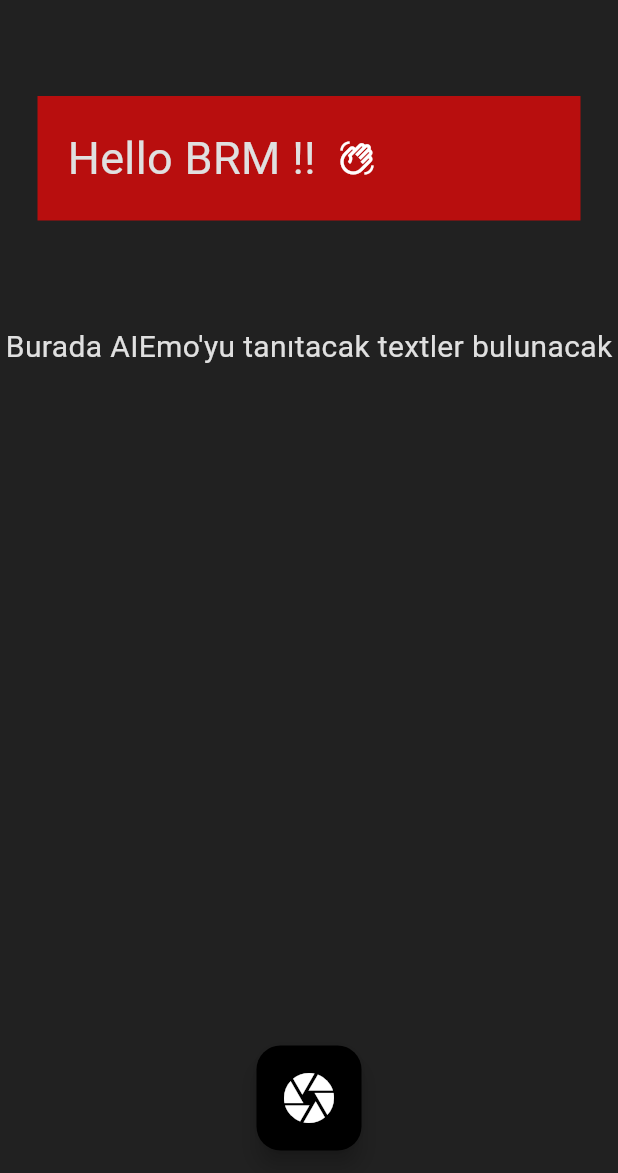
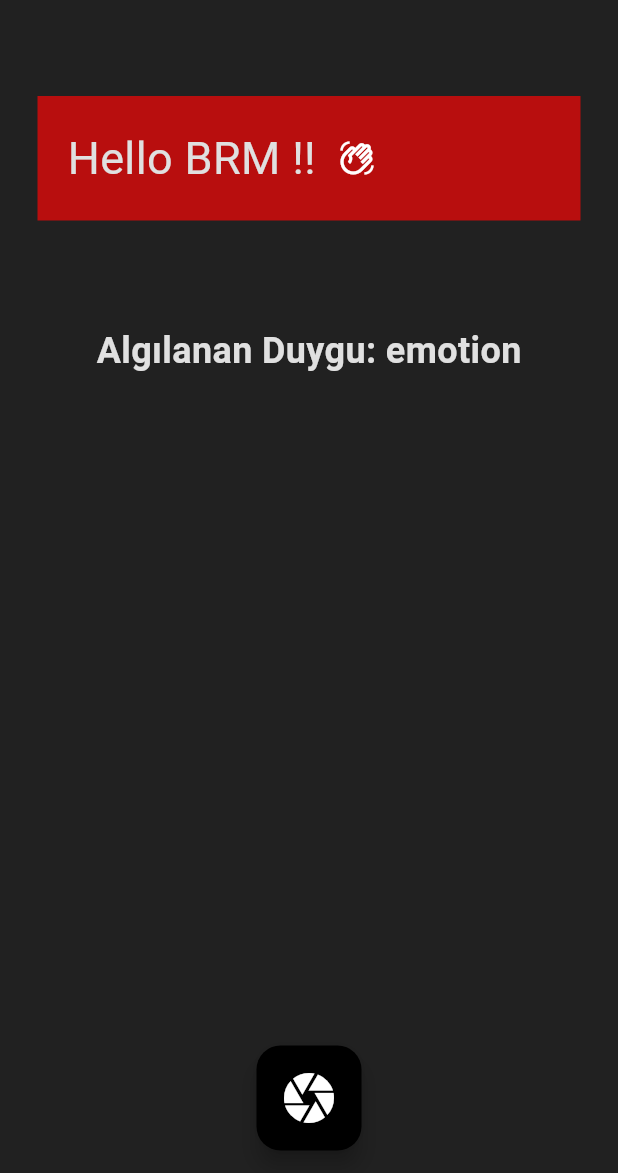
Before and after one commit to iskburcin/DemoAiEmo, a Flutter app: the screen it shows once a user with an empty profile is signed in, on a phone screen of 412 x 824 dp, the part 63-1236 px from its top. Run offline on Flutter 3.47's test engine with Material 3 defaults, Android fonts, the phone set to English and light mode, and no system bars; our stand-ins replace camera, cloud_firestore, firebase_auth, firebase_core, image_picker; missing offline and left inert: tflite_v2; accounts and stored records are empty.

Commit message:
last of last commit to sleep better

```diff
--- a/lib/main.dart
+++ b/lib/main.dart
@@ -12,7 +12,6 @@ import 'package:flutter/services.dart';
 import 'package:provider/provider.dart';
 import 'firebase_options.dart';
 
-
 List<CameraDescription>? cameras;
 
 Future<void> main() async {
@@ -24,29 +23,28 @@ Future<void> main() async {
   );
   runApp(
     ChangeNotifierProvider(
-      create: (context)=>ThemeProvider(),
-      child: const MainApp()),
-      );
+        create: (context) => ThemeProvider(), child: const MainApp()),
+  );
 }
 
 class MainApp extends StatelessWidget {
-  const MainApp({super.key,});
+  const MainApp({
+    super.key,
+  });
 
   @override
   Widget build(BuildContext context) {
     return MaterialApp(
-       debugShowCheckedModeBanner: false,
+      debugShowCheckedModeBanner: false,
       home: const AuthPage(), //app knows that what it should show on the screen
       theme: Provider.of<ThemeProvider>(context).themeData,
       routes: {
-        '/homepage':(context) => const HomePage(),
-        '/camerapage':(context) => const CameraPage(),
-        '/profilepage':(context) => ProfilePage( ),
+        '/homepage': (context) => const HomePage(),
+        '/camerapage': (context) => const CameraPage(),
+        '/profilepage': (context) => ProfilePage(),
         '/settingpage': (context) => const SettingPage(),
         '/suggestionpage': (context) => const SuggestionPage(),
       },
     );
-   }
-
-
+  }
 }
--- a/lib/pages/home_page.dart
+++ b/lib/pages/home_page.dart
@@ -10,7 +10,7 @@ class HomePage extends StatefulWidget {
 
 class _HomePageState extends State<HomePage> {
   int selectedIndex = 0;
-  void navigateBottomBarToPages(int index){
+  void navigateBottomBarToPages(int index) {
     setState(() {
       selectedIndex = index;
     });
@@ -18,6 +18,7 @@ class _HomePageState extends State<HomePage> {
 
   @override
   Widget build(BuildContext context) {
+
     return Scaffold(
       appBar: AppBar(
         title: const Text("AIEmo"),
@@ -26,26 +27,37 @@ class _HomePageState extends State<HomePage> {
         mainAxisAlignment: MainAxisAlignment.spaceBetween,
         // padding:const EdgeInsets.only(left: 120,right: 120,top: 120),
         children: [
-            Column(children: [
-              Container(height: 50,),
+          Column(
+            children: [
               Container(
-                margin: const EdgeInsets.symmetric(horizontal:25),
-                width: MediaQuery.sizeOf(context).width ,
+                height: 50,
+              ),
+              Container(
+                margin: const EdgeInsets.symmetric(horizontal: 25),
+                width: MediaQuery.sizeOf(context).width,
                 padding: const EdgeInsets.all(20),
-                decoration: const BoxDecoration(color: Color.fromARGB(255, 184, 14, 14)),
-                child:const Row(
+                decoration: const BoxDecoration(
+                    color: Color.fromARGB(255, 184, 14, 14)),
+                child: const Row(
                   mainAxisAlignment: MainAxisAlignment.start,
                   children: [
-                    Text("Hello BRM !!  ",style: TextStyle(fontSize: 30),),
+                    Text(
+                      "Hello BRM !!  ",
+                      style: TextStyle(fontSize: 30),
+                    ),
                     Icon(Icons.waving_hand_outlined)
                   ],
                 ),
               ),
-              Container(height: 70,),
-              const Text("Burada AIEmo'yu tanıtacak textler bulunacak",
-                style: TextStyle(fontSize: 20),),
-              ],),
-
+              Container(
+                height: 70,
+              ),
+              Text(
+              "Algılanan Duygu: emotion",
+              style: const TextStyle(fontSize: 24, fontWeight: FontWeight.bold),
+              ),
+            ],
+          ),
           Container(
             padding: const EdgeInsets.all(15),
             height: 100,
@@ -54,21 +66,18 @@ class _HomePageState extends State<HomePage> {
               onPressed: () async {
                 Navigator.pushNamed(context, '/camerapage');
               },
-              backgroundColor:Colors.black,
-              hoverColor:  Colors.red[700],
+              backgroundColor: Colors.black,
+              hoverColor: Colors.red[700],
               child: const Icon(
-                Icons.camera,color: Colors.white,size: 40, ),
+                Icons.camera,
+                color: Colors.white,
+                size: 40,
+              ),
             ),
           )
         ],
       ),
-
       drawer: const MyDrawer(),
     );
   }
-
-
-
-
-
 }
--- a/lib/util/my_back_button.dart
+++ b/lib/util/my_back_button.dart
@@ -7,7 +7,7 @@ class MyBackButton extends StatelessWidget {
   Widget build(BuildContext context) {
     return GestureDetector(
       onTap: ()=> Navigator.pop(context),
-      child: Container(color: Theme.of(context).colorScheme.primary ,child: Icon(Icons.arrow_back),
+      child: Container(color: Theme.of(context).colorScheme.primary ,child: const Icon(Icons.arrow_back),
       ),
     );
   }
```
Also changed, not shown: lib/pages/camera_page.dart (+17 -2 lines). Lines whose indentation alone changed are shown as unchanged.
